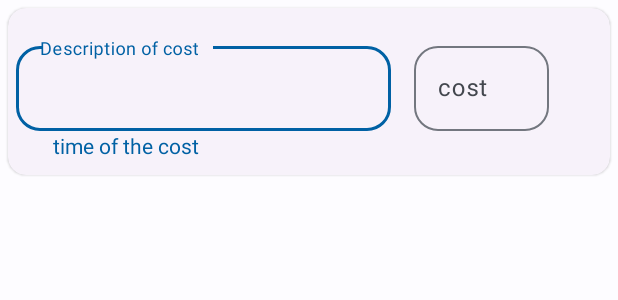
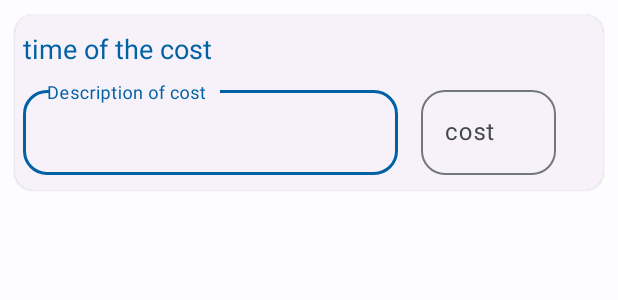
Before and after one commit to adnangif/expense_tracker, an Android app: the layout expanded_list_item.xml on its own in the app's theme, with its tools: preview values and no code run, on a phone screen of 412 x 824 dp. Shown: the top 300 px of the screen. Run offline under Robolectric (Android 15) with nearby library versions, the phone set to English and light mode, and no system bars.

Commit message:
edited expanded_list_item.xml

```diff
--- a/app/src/main/res/layout/expanded_list_item.xml
+++ b/app/src/main/res/layout/expanded_list_item.xml
@@ -8,18 +8,20 @@
         android:id="@+id/card_mini"
         android:layout_width="match_parent"
         android:layout_height="wrap_content"
-        android:layout_margin="5dp"
+        android:layout_margin="10dp"
         style="@style/Widget.Material3.CardView.Elevated"
 
 
         >
         <RelativeLayout
-            android:paddingTop="20dp"
+            android:paddingTop="10dp"
+            android:paddingBottom="10dp"
             android:layout_width="match_parent"
             android:layout_height="wrap_content">
 
         <LinearLayout
             android:id="@+id/linear"
+            android:layout_below="@+id/time_of_cost"
             android:layout_width="match_parent"
             android:layout_height="wrap_content">
             <com.google.android.material.textfield.TextInputLayout
@@ -66,15 +68,16 @@
 
         </LinearLayout>
         <TextView
-            android:layout_marginStart="30dp"
             android:layout_marginBottom="10dp"
+            android:layout_marginStart="5dp"
 
             android:id="@+id/time_of_cost"
             android:layout_width="wrap_content"
             android:layout_height="wrap_content"
             android:text="time of the cost"
+            android:textAppearance="@style/TextAppearance.AppCompat.Medium"
             android:textColor="@color/md_theme_light_primary"
-            android:layout_below="@+id/linear"/>
+            />
 
 
         </RelativeLayout>
```
